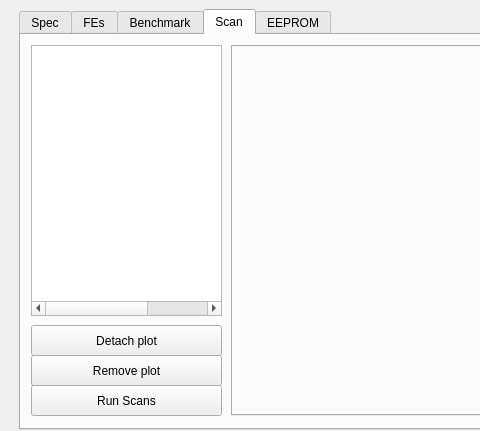
Above: gui/YarrGui/yarrgui.ui from Yarr/Yarr before the change; both pictures show x 0 to 480 and y 0 to 431 of the 997 by 600 pixel window. Below: the same form after it.
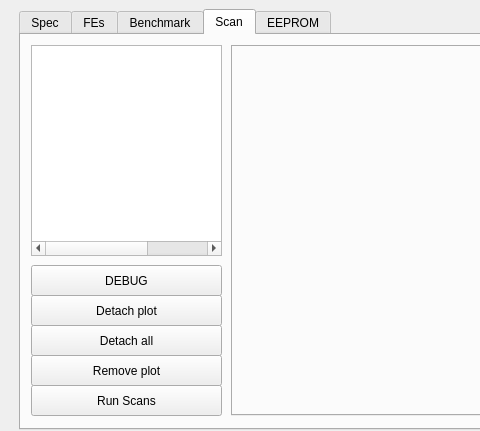
That is the form after the change. Custom widgets are drawn as their Qt base class.

Commit message: Can now move all plots to windows at once

```diff
--- a/gui/YarrGui/yarrgui.ui
+++ b/gui/YarrGui/yarrgui.ui
@@ -806,7 +806,7 @@
         <x>10</x>
         <y>10</y>
         <width>191</width>
-        <height>271</height>
+        <height>211</height>
        </rect>
       </property>
       <property name="columnCount">
@@ -838,7 +838,7 @@
       <property name="geometry">
        <rect>
         <x>10</x>
-        <y>290</y>
+        <y>260</y>
         <width>191</width>
         <height>31</height>
        </rect>
@@ -847,6 +847,32 @@
        <string>Detach plot</string>
       </property>
      </widget>
+     <widget class="QPushButton" name="detachAll_button">
+      <property name="geometry">
+       <rect>
+        <x>10</x>
+        <y>290</y>
+        <width>191</width>
+        <height>31</height>
+       </rect>
+      </property>
+      <property name="text">
+       <string>Detach all</string>
+      </property>
+     </widget>
+     <widget class="QPushButton" name="debugScanButton">
+      <property name="geometry">
+       <rect>
+        <x>10</x>
+        <y>230</y>
+        <width>191</width>
+        <height>31</height>
+       </rect>
+      </property>
+      <property name="text">
+       <string>DEBUG</string>
+      </property>
+     </widget>
     </widget>
     <widget class="QWidget" name="tab_2">
      <attribute name="title">
```
The commit also changes 2 other files.
